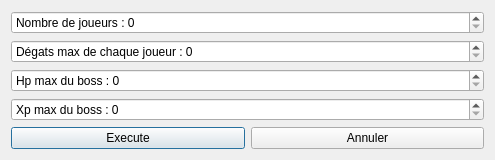
Before: the Qt Designer form Forms/tplayerwindow.ui in Ehonne/Valeurs-de-Shapley, drawn with Qt 5.
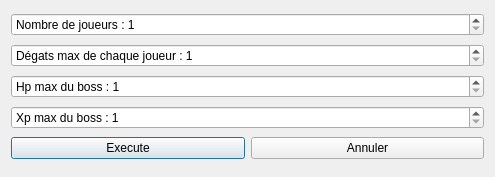
After: the same form once the commit is applied.

What changed in the file:
```diff
--- a/Forms/tplayerwindow.ui
+++ b/Forms/tplayerwindow.ui
@@ -7,7 +7,7 @@
     <x>0</x>
     <y>0</y>
     <width>495</width>
-    <height>158</height>
+    <height>177</height>
    </rect>
   </property>
   <property name="windowTitle">
@@ -19,8 +19,11 @@
      <property name="prefix">
       <string>Hp max du boss : </string>
      </property>
+     <property name="minimum">
+      <number>1</number>
+     </property>
      <property name="maximum">
-      <number>200</number>
+      <number>100000</number>
      </property>
     </widget>
    </item>
@@ -47,8 +50,11 @@
      <property name="prefix">
       <string>Nombre de joueurs : </string>
      </property>
+     <property name="minimum">
+      <number>1</number>
+     </property>
      <property name="maximum">
-      <number>20</number>
+      <number>50</number>
      </property>
     </widget>
    </item>
@@ -57,8 +63,11 @@
      <property name="prefix">
       <string>Dégats max de chaque joueur : </string>
      </property>
+     <property name="minimum">
+      <number>1</number>
+     </property>
      <property name="maximum">
-      <number>200</number>
+      <number>50000</number>
      </property>
     </widget>
    </item>
@@ -67,8 +76,11 @@
      <property name="prefix">
       <string>Xp max du boss : </string>
      </property>
+     <property name="minimum">
+      <number>1</number>
+     </property>
      <property name="maximum">
-      <number>200</number>
+      <number>100000</number>
      </property>
     </widget>
    </item>
```
Left out of the diff: 12 changed lines with no effect on the pictures.
